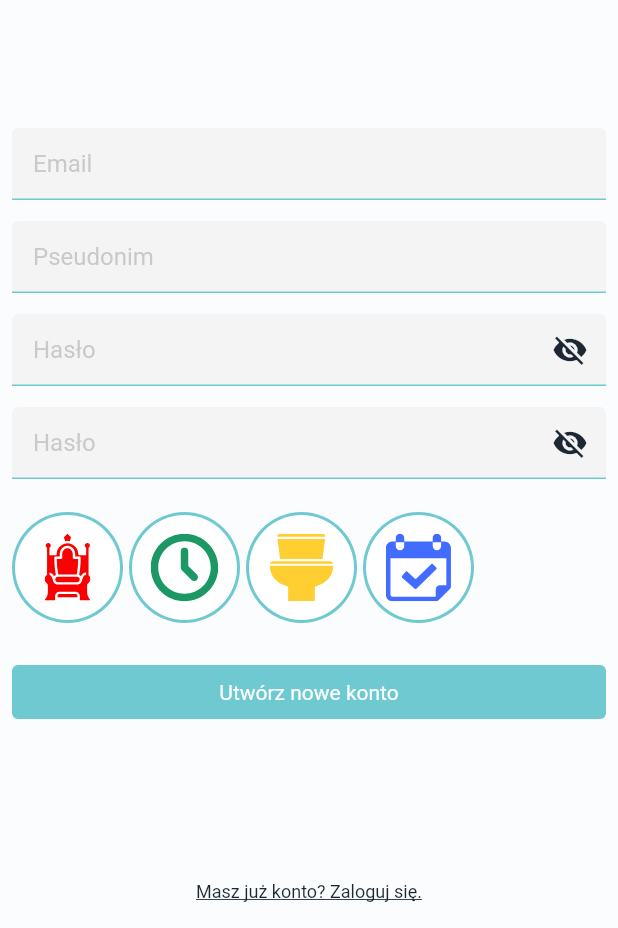
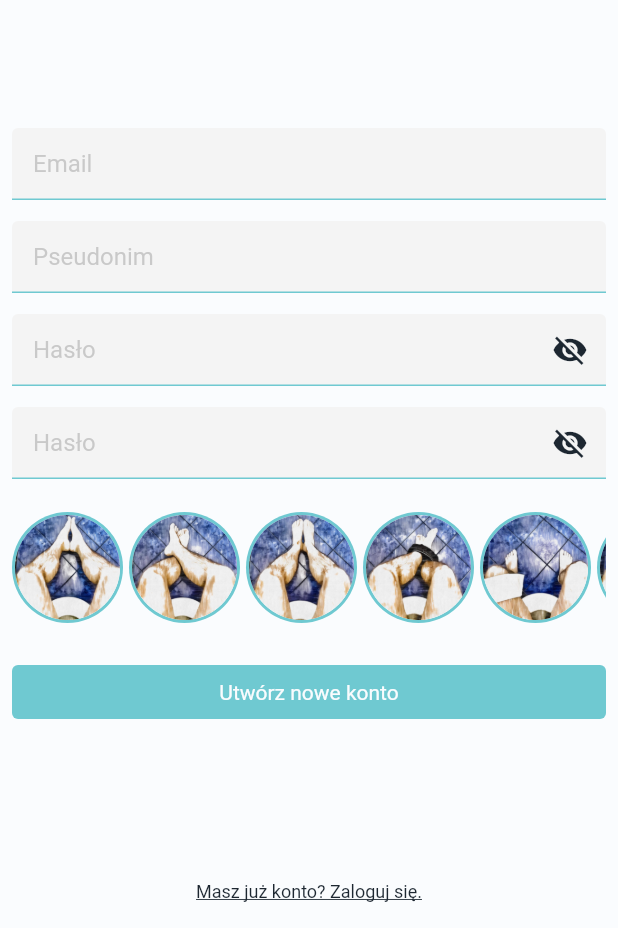
Before and after one commit to artoniaz/chalet, a Flutter app: the Register screen opened directly with empty values, on a phone screen of 412 x 824 dp, the part 308-1236 px from its top. Run offline on Flutter 3.47's test engine with Material 2 defaults, Android fonts, the phone set to English and light mode, and no system bars; our stand-ins replace animated_splash_screen, cached_network_image, carousel_slider, cloud_firestore, device_info_plus, dio and 22 more; missing offline and left inert: custom_line_indicator_bottom_navbar, flex_color_picker, flutter_login_facebook, flutter_polyline_points, geoflutterfire, google_place; accounts and stored records are empty.

```diff
--- a/lib/screens/avatars/avatar_selection_container.dart
+++ b/lib/screens/avatars/avatar_selection_container.dart
@@ -19,25 +19,37 @@ class AvatarSelectionContainer extends StatelessWidget {
         scrollDirection: Axis.horizontal,
         children: [
           CustomAvatar(
-            avatarId: 'sittingKing',
+            avatarId: 'avatar_icon_1',
             currentAvatarId: currentAvatarId,
             onTapAvatar: onTapAvatar,
           ),
           HorizontalSizedBox4(),
           CustomAvatar(
-            avatarId: 'timeSpent',
+            avatarId: 'avatar_icon_2',
             currentAvatarId: currentAvatarId,
             onTapAvatar: onTapAvatar,
           ),
           HorizontalSizedBox4(),
           CustomAvatar(
-            avatarId: 'traveller',
+            avatarId: 'avatar_icon_3',
             currentAvatarId: currentAvatarId,
             onTapAvatar: onTapAvatar,
           ),
           HorizontalSizedBox4(),
           CustomAvatar(
-            avatarId: 'writter',
+            avatarId: 'avatar_icon_4',
+            currentAvatarId: currentAvatarId,
+            onTapAvatar: onTapAvatar,
+          ),
+          HorizontalSizedBox4(),
+          CustomAvatar(
+            avatarId: 'avatar_icon_5',
+            currentAvatarId: currentAvatarId,
+            onTapAvatar: onTapAvatar,
+          ),
+          HorizontalSizedBox4(),
+          CustomAvatar(
+            avatarId: 'avatar_icon_6',
             currentAvatarId: currentAvatarId,
             onTapAvatar: onTapAvatar,
           ),
--- a/lib/widgets/user_avatar.dart
+++ b/lib/widgets/user_avatar.dart
@@ -21,10 +21,7 @@ class UserAvatar extends StatelessWidget {
       child: CircleAvatar(
         radius: radius,
         backgroundColor: Palette.white,
-        child: PlatformSvgAsset(
-          assetName: avatarId,
-          folder: 'avatarIcons',
-        ),
+        backgroundImage: AssetImage('assets/avatarIcons/$avatarId.jpeg'),
       ),
     );
   }
```
Also changed, not shown: assets/avatarIcons/avatar_icon_1.jpeg (added), assets/avatarIcons/avatar_icon_2.jpeg (added), assets/avatarIcons/avatar_icon_3.jpeg (added), assets/avatarIcons/avatar_icon_4.jpeg (added), assets/avatarIcons/avatar_icon_5.jpeg (added), assets/avatarIcons/avatar_icon_6.jpeg (added), assets/avatarIcons/sittingKing.svg (deleted), assets/avatarIcons/timeSpent.svg (deleted), assets/avatarIcons/traveller.svg (deleted), assets/avatarIcons/writter.svg (deleted).
